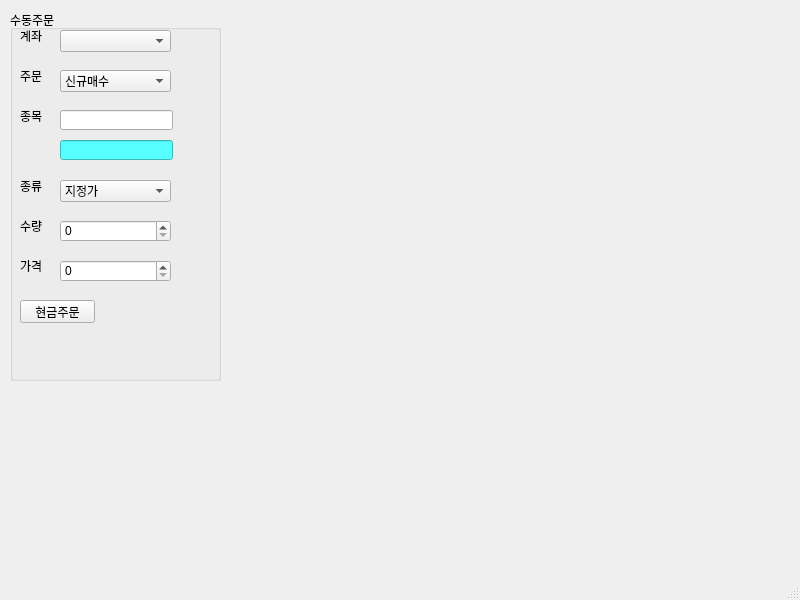
The window that Study/Revision/pytrader.ui (kimhg9511/Python_workspace) describes before a commit, drawn with Qt 5.
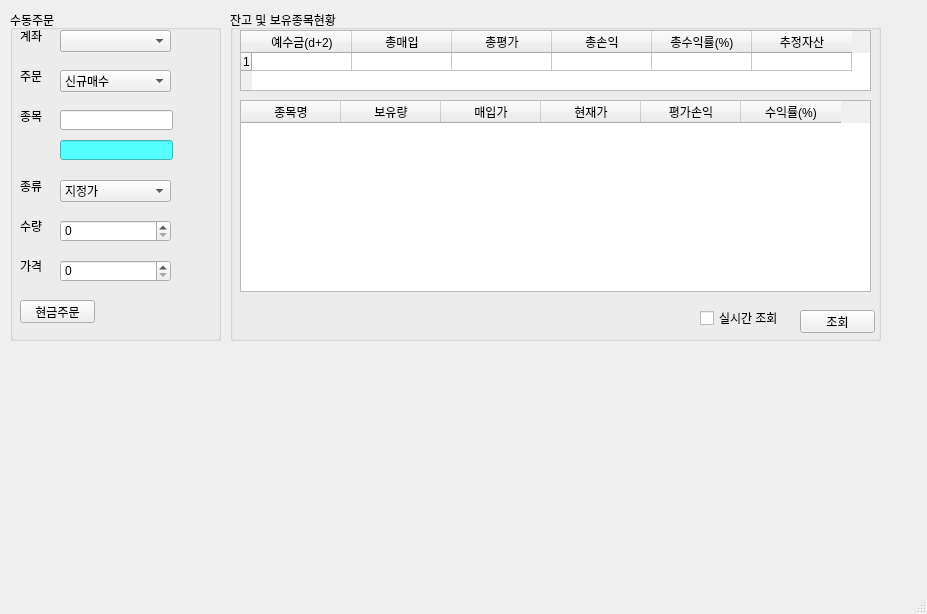
The same window after the commit.

Patch:
```diff
--- a/Study/Revision/pytrader.ui
+++ b/Study/Revision/pytrader.ui
@@ -6,8 +6,8 @@
    <rect>
     <x>0</x>
     <y>0</y>
-    <width>800</width>
-    <height>600</height>
+    <width>927</width>
+    <height>614</height>
    </rect>
   </property>
   <property name="windowTitle">
@@ -20,7 +20,7 @@
       <x>10</x>
       <y>10</y>
       <width>211</width>
-      <height>371</height>
+      <height>331</height>
      </rect>
     </property>
     <property name="title">
@@ -230,6 +230,145 @@
      </property>
     </widget>
    </widget>
+   <widget class="QLabel" name="label_7">
+    <property name="geometry">
+     <rect>
+      <x>290</x>
+      <y>40</y>
+      <width>56</width>
+      <height>12</height>
+     </rect>
+    </property>
+    <property name="text">
+     <string/>
+    </property>
+   </widget>
+   <widget class="QGroupBox" name="groupBox_2">
+    <property name="geometry">
+     <rect>
+      <x>230</x>
+      <y>10</y>
+      <width>651</width>
+      <height>331</height>
+     </rect>
+    </property>
+    <property name="title">
+     <string>잔고 및 보유종목현황</string>
+    </property>
+    <widget class="QTableWidget" name="tableWidget">
+     <property name="geometry">
+      <rect>
+       <x>10</x>
+       <y>20</y>
+       <width>631</width>
+       <height>61</height>
+      </rect>
+     </property>
+     <property name="rowCount">
+      <number>1</number>
+     </property>
+     <attribute name="verticalHeaderDefaultSectionSize">
+      <number>5</number>
+     </attribute>
+     <row/>
+     <column>
+      <property name="text">
+       <string>예수금(d+2)</string>
+      </property>
+     </column>
+     <column>
+      <property name="text">
+       <string>총매입</string>
+      </property>
+     </column>
+     <column>
+      <property name="text">
+       <string>총평가</string>
+      </property>
+     </column>
+     <column>
+      <property name="text">
+       <string>총손익</string>
+      </property>
+     </column>
+     <column>
+      <property name="text">
+       <string>총수익률(%)</string>
+      </property>
+     </column>
+     <column>
+      <property name="text">
+       <string>추정자산</string>
+      </property>
+     </column>
+    </widget>
+    <widget class="QTableWidget" name="tableWidget_2">
+     <property name="geometry">
+      <rect>
+       <x>10</x>
+       <y>90</y>
+       <width>631</width>
+       <height>192</height>
+      </rect>
+     </property>
+     <column>
+      <property name="text">
+       <string>종목명</string>
+      </property>
+     </column>
+     <column>
+      <property name="text">
+       <string>보유량</string>
+      </property>
+     </column>
+     <column>
+      <property name="text">
+       <string>매입가</string>
+      </property>
+     </column>
+     <column>
+      <property name="text">
+       <string>현재가</string>
+      </property>
+     </column>
+     <column>
+      <property name="text">
+       <string>평가손익</string>
+      </property>
+     </column>
+     <column>
+      <property name="text">
+       <string>수익률(%)</string>
+      </property>
+     </column>
+    </widget>
+    <widget class="QCheckBox" name="checkBox">
+     <property name="geometry">
+      <rect>
+       <x>470</x>
+       <y>300</y>
+       <width>81</width>
+       <height>16</height>
+      </rect>
+     </property>
+     <property name="text">
+      <string>실시간 조회</string>
+     </property>
+    </widget>
+    <widget class="QPushButton" name="pushButton_2">
+     <property name="geometry">
+      <rect>
+       <x>570</x>
+       <y>300</y>
+       <width>75</width>
+       <height>23</height>
+      </rect>
+     </property>
+     <property name="text">
+      <string>조회</string>
+     </property>
+    </widget>
+   </widget>
   </widget>
   <widget class="QMenuBar" name="menubar">
    <property name="geometry">
```
Left out of the diff: 4 changed lines with no effect on the pictures.
